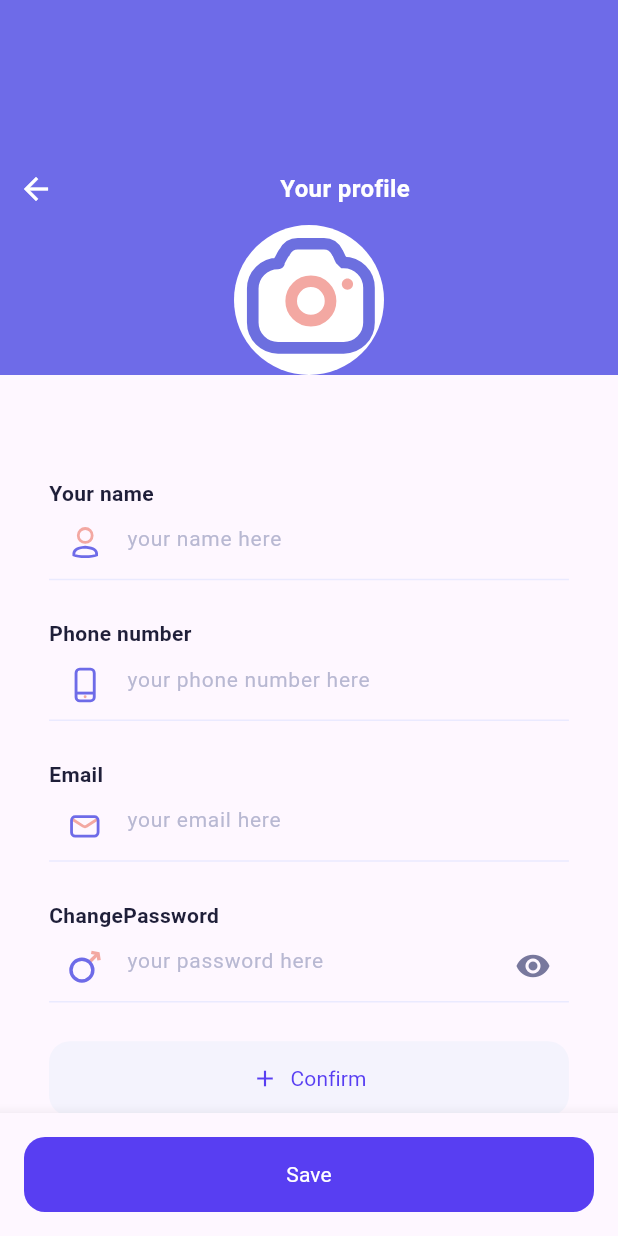
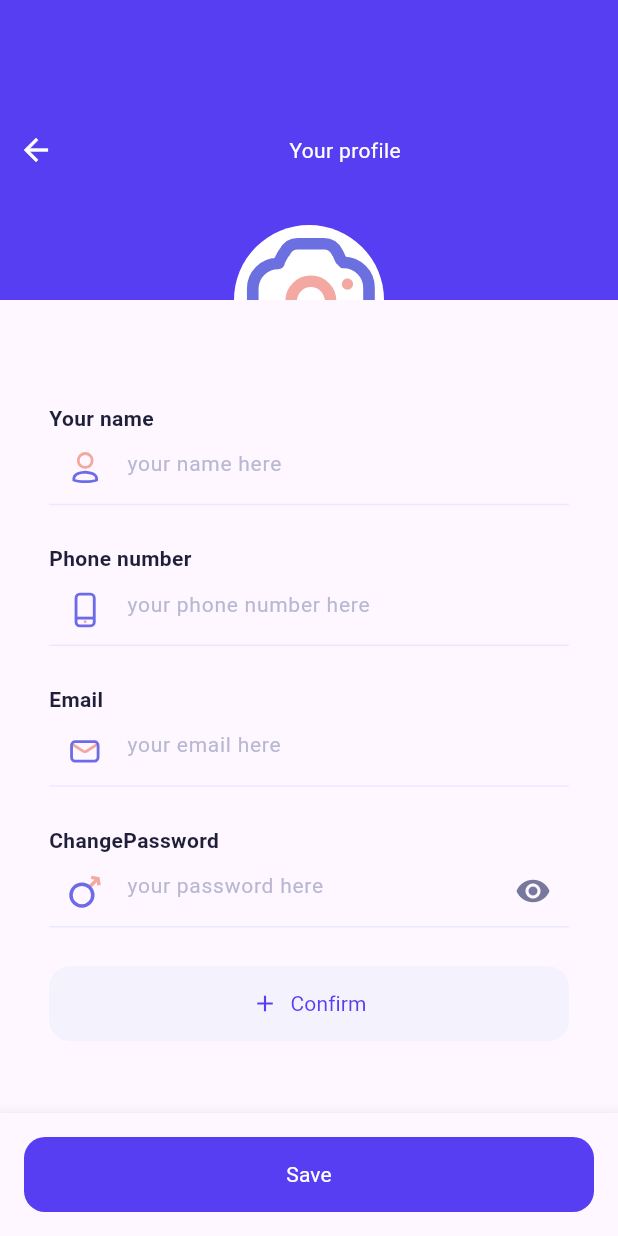
Before and after one commit to iAdam143/service_app, a Flutter app: the HomeScreen screen opened directly, in the side drawer, after a tap on "Profile", on a phone screen of 412 x 824 dp. Run offline on Flutter 3.47's test engine with Material 2 defaults, Android fonts, the phone set to English and light mode, and no system bars; our stand-ins replace flutter_screenutil, flutter_svg, image_picker; Roboto replaces fonts that are missing (SFPro).

Commit message:
profile_app_bar

```diff
--- /dev/null
+++ b/lib/utils/custom widgets/profile_bar_delegate.dart
@@ -0,0 +1,91 @@
+import 'dart:io';
+
+import 'package:flutter/material.dart';
+import 'package:flutter_svg/flutter_svg.dart';
+
+import '../colors.dart';
+
+class ProfileAppBarDelegate extends SliverPersistentHeaderDelegate {
+  final File? selectedImage;
+  final Function() onImageSelected;
+
+  ProfileAppBarDelegate({
+    required this.selectedImage,
+    required this.onImageSelected,
+  });
+
+  @override
+  Widget build(
+    BuildContext context,
+    double shrinkOffset,
+    bool overlapsContent,
+  ) {
+    final bool showText = shrinkOffset < maxExtent / 4.5;
+
+    return Container(
+      color: myPrimaryColor,
+      child: Stack(
+        children: [
+          Positioned(
+
+            bottom: -50.0, // Adjust this value to position the container
+            left: 0.0,
+            right: 0.0,
+            child: GestureDetector(
+              onTap: onImageSelected,
+              child: Center(
+                child: Container(
+                  width: 100.0,
+                  height: 100.0,
+                  decoration: const BoxDecoration(
+                    shape: BoxShape.circle,
+                    color: Colors.white,
+                  ),
+                  child: selectedImage != null
+                      ? ClipOval(
+                          child: Image.file(
+                            selectedImage!,
+                            fit: BoxFit.cover,
+                          ),
+                        )
+                      : SvgPicture.asset('assets/images/camera.svg'),
+                ),
+              ),
+            ),
+          ),
+          if (showText)
+            Row(
+              children: [
+                IconButton(
+                  icon: const Icon(Icons.arrow_back, color: Colors.white),
+                  color: Colors.white,
+                  onPressed: () {
+                    Navigator.pop(context);
+                  },
+                ),
+                const Expanded(
+                  child: Center(
+                    child: Text(
+                      'Your profile',
+                      style: TextStyle(color: Colors.white),
+                    ),
+                  ),
+                ),
+              ],
+            ),
+        ],
+      ),
+    );
+  }
+
+  @override
+  double get maxExtent => 200;
+
+  @override
+  double get minExtent => 100.0;
+
+  @override
+  bool shouldRebuild(covariant SliverPersistentHeaderDelegate oldDelegate) {
+    return true;
+  }
+}
--- a/lib/view/home_screen.dart
+++ b/lib/view/home_screen.dart
@@ -91,7 +91,7 @@ class HomeScreen extends StatelessWidget {
               Navigator.push(
                 context,
                 MaterialPageRoute(
-                  builder: (context) => UserProfileScreen(),
+                  builder: (context) => ProfilePage(),
                 ),
               );
             },
--- a/lib/view/onboarding_screen.dart
+++ b/lib/view/onboarding_screen.dart
@@ -126,7 +126,7 @@ class _OnBoardingScreenState extends State<OnBoardingScreen> {
                 text: 'Skip',
                 textColor: myDarkGreyColor,
                 buttonColor: mybackbuttonColor),
-          SizedBox(height: 12.h),
+          SizedBox(width: 12.w),
           if (_currentPage == 2)
             CustomButton1(
                 onPressed: () => viewModel.onSignUpPressed(context),
--- a/lib/view/user_profile_screen.dart
+++ b/lib/view/user_profile_screen.dart
@@ -1,21 +1,25 @@
+import 'dart:io';
 import 'package:flutter/material.dart';
 import 'package:flutter_screenutil/flutter_screenutil.dart';
 import 'package:flutter_svg/flutter_svg.dart';
-import 'package:service_app/utils/custom%20widgets/custom_buttons.dart';
+import 'package:image_picker/image_picker.dart';
+import 'package:service_app/utils/custom%20widgets/profile_bar_delegate.dart';
 import '../utils/colors.dart';
+import '../utils/custom widgets/custom_buttons.dart';
 import '../utils/custom widgets/custom_text_fields.dart';
 import '../utils/textstyles.dart';
 
-class UserProfileScreen extends StatefulWidget {
-  const UserProfileScreen({super.key});
+class ProfilePage extends StatefulWidget {
+  const ProfilePage({super.key});
 
   @override
-  _UserProfileScreenState createState() => _UserProfileScreenState();
+  _ProfilePageState createState() => _ProfilePageState();
 }
 
-class _UserProfileScreenState extends State<UserProfileScreen> {
-  final GlobalKey<ScaffoldState> scaffoldKey = GlobalKey<ScaffoldState>();
+class _ProfilePageState extends State<ProfilePage> {
+  File? selectedImage;
   bool showText = false;
+
 
   void onPressed() {
     setState(() {
@@ -23,15 +27,30 @@ class _UserProfileScreenState extends State<UserProfileScreen> {
     });
   }
 
+  Future<void> _handleImageSelected() async {
+    final picker = ImagePicker();
+    final pickedImage = await picker.pickImage(
+      source: ImageSource.gallery,
+    );
+
+    if (pickedImage != null) {
+      setState(() {
+        selectedImage = File(pickedImage.path);
+      });
+    }
+  }
+
   @override
   Widget build(BuildContext context) {
     return Scaffold(
-      key: scaffoldKey,
       body: CustomScrollView(
-        slivers: <Widget>[
+        slivers: [
           SliverPersistentHeader(
+            delegate: ProfileAppBarDelegate(
+              selectedImage: selectedImage,
+              onImageSelected: _handleImageSelected,
+            ),
             pinned: true,
-            delegate: ProfileAppBarDelegate(),
           ),
           SliverToBoxAdapter(
             child: Padding(
@@ -121,64 +140,3 @@ class _UserProfileScreenState extends State<UserProfileScreen> {
     );
   }
 }
-
-class ProfileAppBarDelegate extends SliverPersistentHeaderDelegate {
-  final double maxAppBarHeight = 250.0;
-
-  @override
-  Widget build(
-      BuildContext context, double shrinkOffset, bool overlapsContent) {
-    final bool showtext = shrinkOffset < maxAppBarHeight / 4.5;
-    return Container(
-      color: myLightPurpleColor,
-      child: Column(
-        mainAxisAlignment: MainAxisAlignment.end,
-        crossAxisAlignment: CrossAxisAlignment.start,
-        children: [
-          if (showtext)
-            Row(
-              children: [
-                IconButton(
-                  icon: const Icon(Icons.arrow_back, color: Colors.white),
-                  color: Colors.white,
-                  onPressed: () {
-                    Navigator.pop(context);
-                  },
-                ),
-                Expanded(
-                  child: Center(
-                    child: Text(
-                      'Your profile',
-                      style: heading_5.copyWith(color: Colors.white),
-                    ),
-                  ),
-                ),
-              ],
-            ),
-          Center(
-            child: Container(
-              width: 100.0,
-              height: 100.0,
-              decoration: const BoxDecoration(
-                shape: BoxShape.circle,
-                color: Colors.white,
-              ),
-              child: SvgPicture.asset('assets/images/camera.svg'),
-            ),
-          ),
-        ],
-      ),
-    );
-  }
-
-  @override
-  double get maxExtent => maxAppBarHeight;
-
-  @override
-  double get minExtent => 100.0;
-
-  @override
-  bool shouldRebuild(covariant SliverPersistentHeaderDelegate oldDelegate) {
-    return false;
-  }
-}
--- a/pubspec.yaml
+++ b/pubspec.yaml
@@ -39,6 +39,7 @@ dependencies:
   intl: ^0.18.1
   flutter_screenutil: ^5.8.4
   image_picker: ^0.8.7+5
+  shared_preferences: ^2.1.1
 dev_dependencies:
   flutter_test:
     sdk: flutter
```
Also changed, not shown: pubspec.lock.
